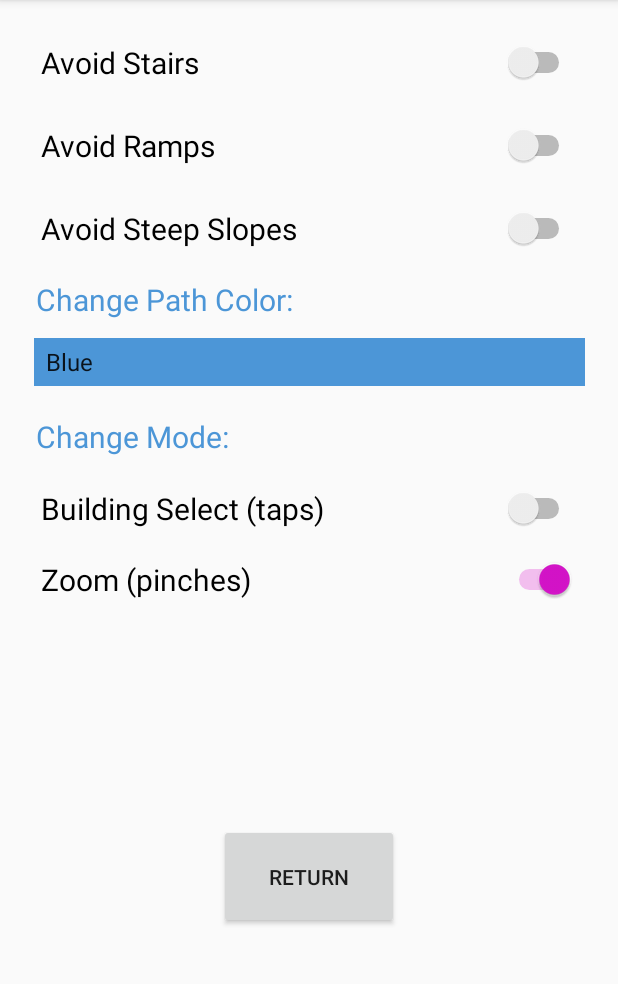
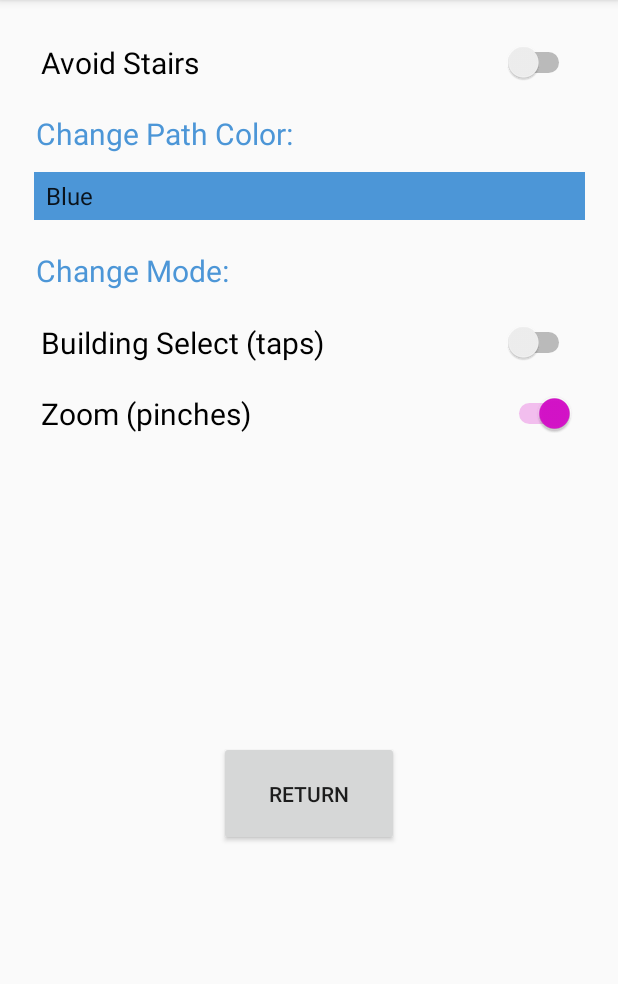
Before and after one commit to Xtreme765/Handi-Map_v2, an Android app: the SettingsActivity screen opened directly, with no data from a screen before it, on a phone screen of 412 x 824 dp, the part 84-1068 px from its top. Run offline under Robolectric (Android 15) with nearby library versions, the phone set to English and light mode, and no system bars.

Commit message:
Removed unnecessary settings.

```diff
--- a/app/src/main/res/layout/activity_settings.xml
+++ b/app/src/main/res/layout/activity_settings.xml
@@ -32,31 +32,7 @@
         app:layout_constraintTop_toBottomOf="@+id/changeMode" />
 
     <Switch
-        android:id="@+id/switch3"
-        android:layout_width="356dp"
-        android:layout_height="18dp"
-        android:layout_marginTop="28dp"
-        android:text="@string/slopesSetting"
-        android:textSize="20sp"
-        app:layout_constraintEnd_toEndOf="parent"
-        app:layout_constraintHorizontal_bias="0.49"
-        app:layout_constraintStart_toStartOf="parent"
-        app:layout_constraintTop_toBottomOf="@+id/switch2" />
-
-    <Switch
-        android:id="@+id/switch2"
-        android:layout_width="356dp"
-        android:layout_height="18dp"
-        android:layout_marginTop="28dp"
-        android:text="@string/rampsSetting"
-        android:textSize="20sp"
-        app:layout_constraintEnd_toEndOf="parent"
-        app:layout_constraintHorizontal_bias="0.49"
-        app:layout_constraintStart_toStartOf="parent"
-        app:layout_constraintTop_toBottomOf="@+id/switch1" />
-
-    <Switch
-        android:id="@+id/switch1"
+        android:id="@+id/avoidStairs"
         android:layout_width="356dp"
         android:layout_height="18dp"
         android:layout_marginTop="28dp"
@@ -78,7 +54,7 @@
         android:textColor="@color/handiPrimary"
         android:textSize="20sp"
         app:layout_constraintStart_toStartOf="parent"
-        app:layout_constraintTop_toBottomOf="@+id/switch3" />
+        app:layout_constraintTop_toBottomOf="@+id/avoidStairs" />
 
     <TextView
         android:id="@+id/changeMode"
```
